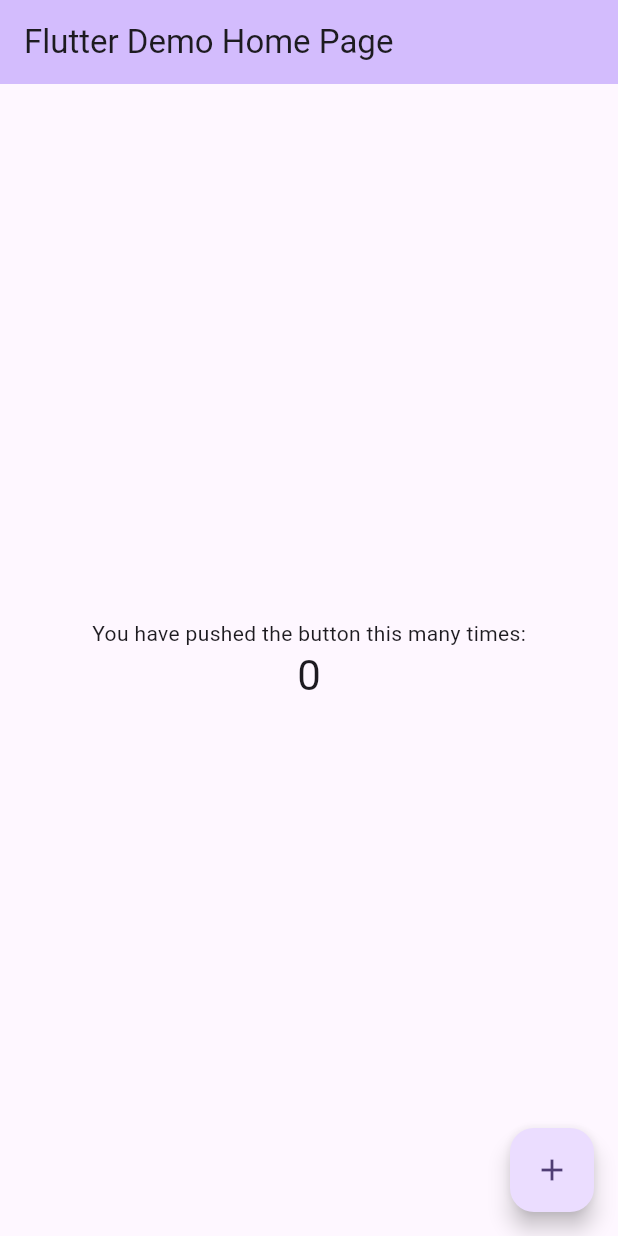
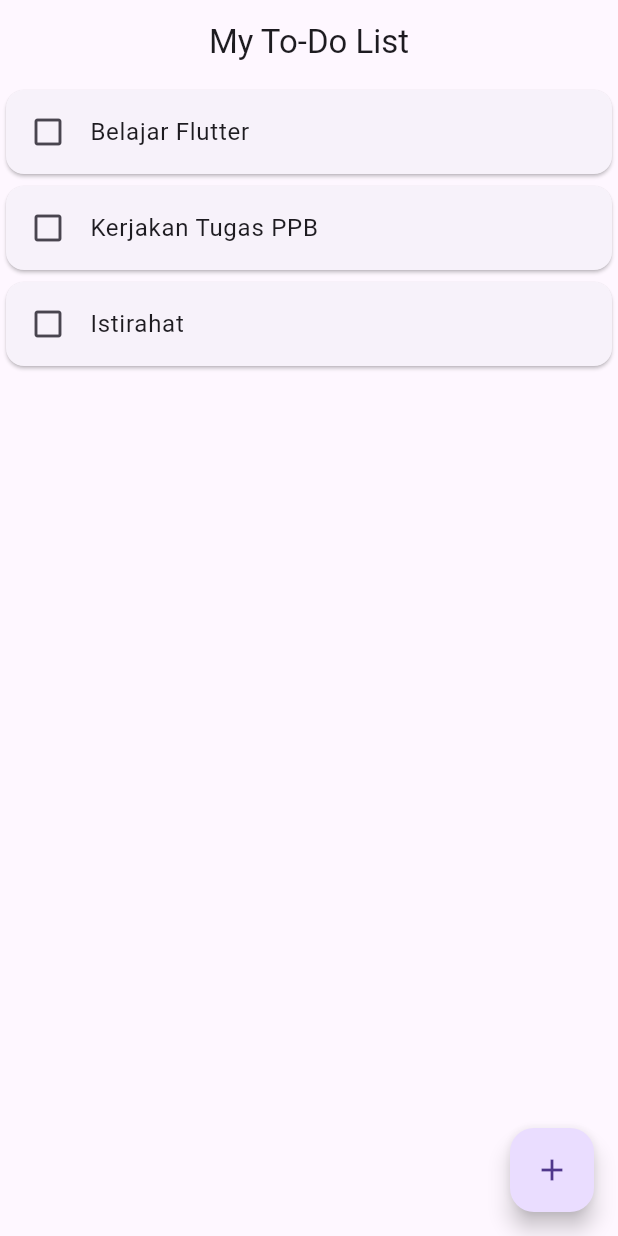
Before and after one commit to MoChikayo/todo_flutter_ppb, a Flutter app: the screen it shows after launch, on a phone screen of 412 x 824 dp. Run offline on Flutter 3.47's test engine with Material 3 defaults, Android fonts, the phone set to English and light mode, and no system bars.

Commit message:
Add home screen UI

```diff
--- a/lib/main.dart
+++ b/lib/main.dart
@@ -1,4 +1,5 @@
 import 'package:flutter/material.dart';
+import 'screens/home_screen.dart';
 
 void main() {
   runApp(const MyApp());
@@ -7,116 +8,15 @@ void main() {
 class MyApp extends StatelessWidget {
   const MyApp({super.key});
 
-  // This widget is the root of your application.
   @override
   Widget build(BuildContext context) {
     return MaterialApp(
-      title: 'Flutter Demo',
+      title: 'To-Do List App',
+      debugShowCheckedModeBanner: false,
       theme: ThemeData(
-        // This is the theme of your application.
-        //
-        // TRY THIS: Try running your application with "flutter run". You'll see
-        // the application has a purple toolbar. Then, without quitting the app,
-        // try changing the seedColor in the colorScheme below to Colors.green
-        // and then invoke "hot reload" (save your changes or press the "hot
-        // reload" button in a Flutter-supported IDE, or press "r" if you used
-        // the command line to start the app).
-        //
-        // Notice that the counter didn't reset back to zero; the application
-        // state is not lost during the reload. To reset the state, use hot
-        // restart instead.
-        //
-        // This works for code too, not just values: Most code changes can be
-        // tested with just a hot reload.
-        colorScheme: .fromSeed(seedColor: Colors.deepPurple),
+        primarySwatch: Colors.blue,
       ),
-      home: const MyHomePage(title: 'Flutter Demo Home Page'),
+      home: const HomeScreen(),
     );
   }
 }
-
-class MyHomePage extends StatefulWidget {
-  const MyHomePage({super.key, required this.title});
-
-  // This widget is the home page of your application. It is stateful, meaning
-  // that it has a State object (defined below) that contains fields that affect
-  // how it looks.
-
-  // This class is the configuration for the state. It holds the values (in this
-  // case the title) provided by the parent (in this case the App widget) and
-  // used by the build method of the State. Fields in a Widget subclass are
-  // always marked "final".
-
-  final String title;
-
-  @override
-  State<MyHomePage> createState() => _MyHomePageState();
-}
-
-class _MyHomePageState extends State<MyHomePage> {
-  int _counter = 0;
-
-  void _incrementCounter() {
-    setState(() {
-      // This call to setState tells the Flutter framework that something has
-      // changed in this State, which causes it to rerun the build method below
-      // so that the display can reflect the updated values. If we changed
-      // _counter without calling setState(), then the build method would not be
-      // called again, and so nothing would appear to happen.
-      _counter++;
-    });
-  }
-
-  @override
-  Widget build(BuildContext context) {
-    // This method is rerun every time setState is called, for instance as done
-    // by the _incrementCounter method above.
-    //
-    // The Flutter framework has been optimized to make rerunning build methods
-    // fast, so that you can just rebuild anything that needs updating rather
-    // than having to individually change instances of widgets.
-    return Scaffold(
-      appBar: AppBar(
-        // TRY THIS: Try changing the color here to a specific color (to
-        // Colors.amber, perhaps?) and trigger a hot reload to see the AppBar
-        // change color while the other colors stay the same.
-        backgroundColor: Theme.of(context).colorScheme.inversePrimary,
-        // Here we take the value from the MyHomePage object that was created by
-        // the App.build method, and use it to set our appbar title.
-        title: Text(widget.title),
-      ),
-      body: Center(
-        // Center is a layout widget. It takes a single child and positions it
-        // in the middle of the parent.
-        child: Column(
-          // Column is also a layout widget. It takes a list of children and
-          // arranges them vertically. By default, it sizes itself to fit its
-          // children horizontally, and tries to be as tall as its parent.
-          //
-          // Column has various properties to control how it sizes itself and
-          // how it positions its children. Here we use mainAxisAlignment to
-          // center the children vertically; the main axis here is the vertical
-          // axis because Columns are vertical (the cross axis would be
-          // horizontal).
-          //
-          // TRY THIS: Invoke "debug painting" (choose the "Toggle Debug Paint"
-          // action in the IDE, or press "p" in the console), to see the
-          // wireframe for each widget.
-          mainAxisAlignment: .center,
-          children: [
-            const Text('You have pushed the button this many times:'),
-            Text(
-              '$_counter',
-              style: Theme.of(context).textTheme.headlineMedium,
-            ),
-          ],
-        ),
-      ),
-      floatingActionButton: FloatingActionButton(
-        onPressed: _incrementCounter,
-        tooltip: 'Increment',
-        child: const Icon(Icons.add),
-      ),
-    );
-  }
-}
--- /dev/null
+++ b/lib/screens/home_screen.dart
@@ -0,0 +1,54 @@
+import 'package:flutter/material.dart';
+
+class HomeScreen extends StatefulWidget {
+  const HomeScreen({super.key});
+
+  @override
+  State<HomeScreen> createState() => _HomeScreenState();
+}
+
+class _HomeScreenState extends State<HomeScreen> {
+  // dummy list sementara (nanti diganti storage)
+  List<String> tasks = [
+    "Belajar Flutter",
+    "Kerjakan Tugas PPB",
+    "Istirahat"
+  ];
+
+  @override
+  Widget build(BuildContext context) {
+    return Scaffold(
+      appBar: AppBar(
+        title: const Text("My To-Do List"),
+        centerTitle: true,
+        elevation: 0,
+      ),
+
+      floatingActionButton: FloatingActionButton(
+        onPressed: () {
+          // nanti diarahkan ke Add Task
+        },
+        child: const Icon(Icons.add),
+      ),
+
+      body: tasks.isEmpty
+          ? const Center(
+              child: Text(
+                "Belum ada tugas",
+                style: TextStyle(fontSize: 16, color: Colors.grey),
+              ),
+            )
+          : ListView.builder(
+              itemCount: tasks.length,
+              itemBuilder: (context, index) {
+                return Card(
+                  child: ListTile(
+                    leading: const Icon(Icons.check_box_outline_blank),
+                    title: Text(tasks[index]),
+                  ),
+                );
+              },
+            ),
+    );
+  }
+}
```
